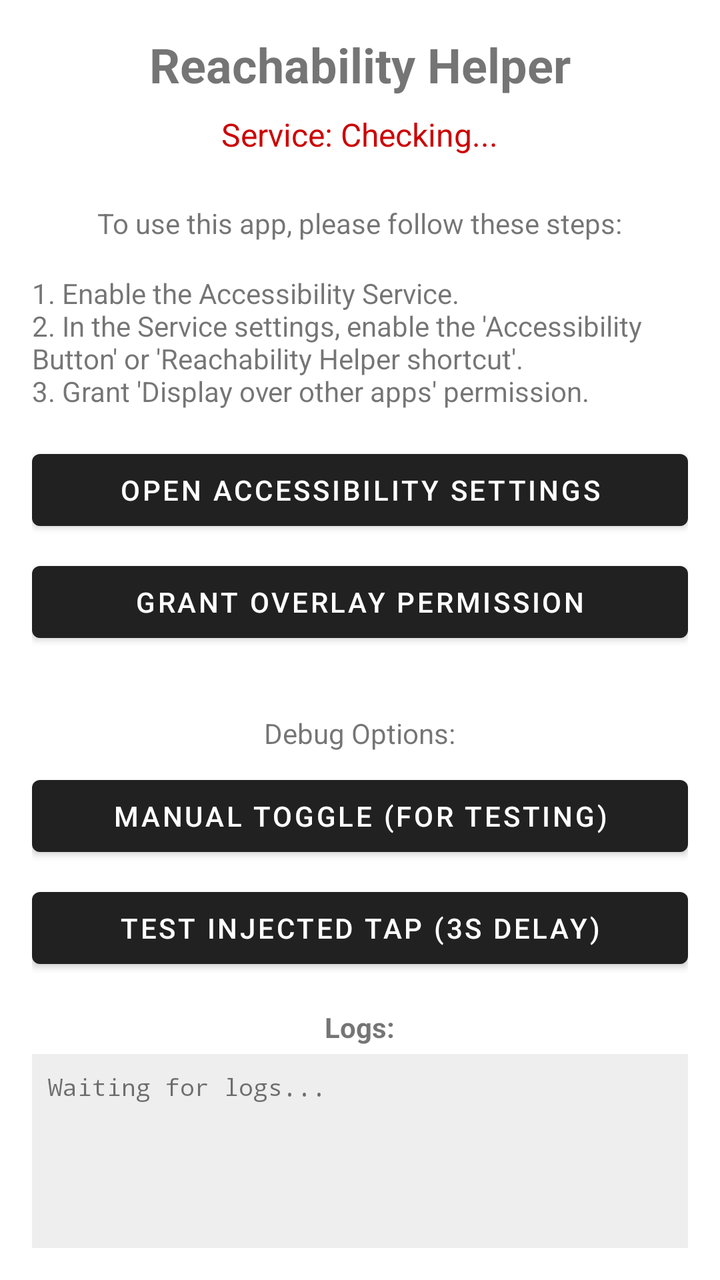
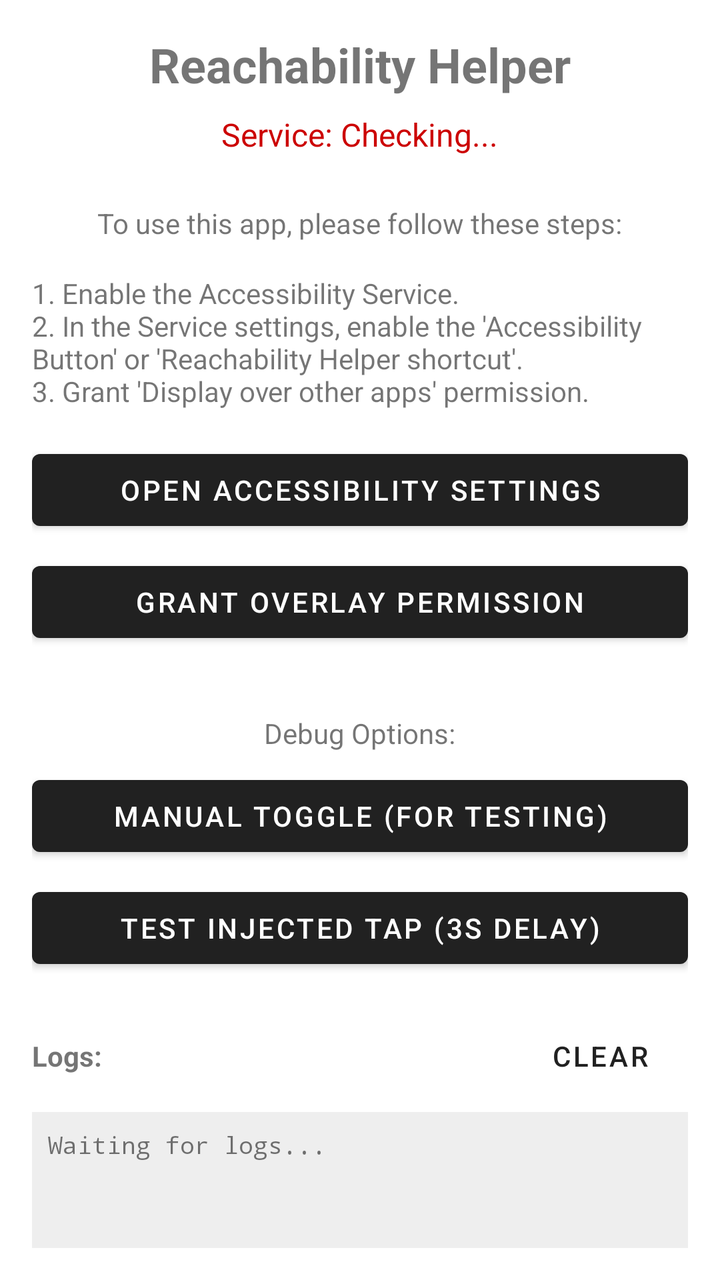

Before-and-after screenshots of an Android layout around one commit, followed by the original layout XML and the change that was made.
<!-- AndroidManifest.xml: application theme Theme.ReachabilityHelper -->
<!-- res/layout/activity_main.xml -->
<?xml version="1.0" encoding="utf-8"?>
<LinearLayout xmlns:android="http://schemas.android.com/apk/res/android"
    android:layout_width="match_parent"
    android:layout_height="match_parent"
    android:orientation="vertical"
    android:padding="16dp"
    android:gravity="center">

    <TextView
        android:layout_width="wrap_content"
        android:layout_height="wrap_content"
        android:text="Reachability Helper"
        android:textSize="24sp"
        android:textStyle="bold"
        android:layout_marginBottom="8dp"/>

    <TextView
        android:id="@+id/tv_service_status"
        android:layout_width="wrap_content"
        android:layout_height="wrap_content"
        android:text="Service: Checking..."
        android:textSize="16sp"
        android:layout_marginBottom="24dp"
        android:textColor="@android:color/holo_red_dark"/>

    <TextView
        android:layout_width="wrap_content"
        android:layout_height="wrap_content"
        android:text="To use this app, please follow these steps:"
        android:layout_marginBottom="16dp"
        android:textAlignment="center"/>

    <TextView
        android:layout_width="wrap_content"
        android:layout_height="wrap_content"
        android:text="1. Enable the Accessibility Service.\n2. In the Service settings, enable the 'Accessibility Button' or 'Reachability Helper shortcut'.\n3. Grant 'Display over other apps' permission."
        android:layout_marginBottom="16dp"
        android:textAlignment="viewStart"/>

    <Button
        android:id="@+id/btn_accessibility_settings"
        android:layout_width="match_parent"
        android:layout_height="wrap_content"
        android:text="Open Accessibility Settings"
        android:layout_marginBottom="8dp"/>

    <Button
        android:id="@+id/btn_overlay_settings"
        android:layout_width="match_parent"
        android:layout_height="wrap_content"
        android:text="Grant Overlay Permission"
        android:layout_marginBottom="32dp"/>

    <TextView
        android:layout_width="wrap_content"
        android:layout_height="wrap_content"
        android:text="Debug Options:"
        android:layout_marginBottom="8dp"/>

    <Button
        android:id="@+id/btn_toggle_service"
        android:layout_width="match_parent"
        android:layout_height="wrap_content"
        android:text="Manual Toggle (for testing)"
        android:layout_marginBottom="8dp"/>

    <Button
        android:id="@+id/btn_test_tap"
        android:layout_width="match_parent"
        android:layout_height="wrap_content"
        android:text="Test Injected Tap (3s delay)"
        android:layout_marginBottom="16dp"/>

    <TextView
        android:layout_width="wrap_content"
        android:layout_height="wrap_content"
        android:text="Logs:"
        android:textStyle="bold"
        android:layout_marginBottom="4dp"/>

    <ScrollView
        android:layout_width="match_parent"
        android:layout_height="0dp"
        android:layout_weight="1"
        android:background="#EEEEEE"
        android:padding="8dp">
        <TextView
            android:id="@+id/tv_logs"
            android:layout_width="match_parent"
            android:layout_height="wrap_content"
            android:fontFamily="monospace"
            android:textSize="12sp"
            android:textIsSelectable="true"
            android:text="Waiting for logs..."/>
    </ScrollView>

</LinearLayout>
<!-- resources referenced by this layout -->
<resources>
  <style name="Theme.ReachabilityHelper" parent="Theme.MaterialComponents.DayNight.DarkActionBar" />
</resources>

<!-- the commit's change to res/layout/activity_main.xml (unified diff, before → after) -->
@@ -71,12 +71,25 @@
         android:text="Test Injected Tap (3s delay)"
         android:layout_marginBottom="16dp"/>
 
-    <TextView
-        android:layout_width="wrap_content"
+    <LinearLayout
+        android:layout_width="match_parent"
         android:layout_height="wrap_content"
-        android:text="Logs:"
-        android:textStyle="bold"
-        android:layout_marginBottom="4dp"/>
+        android:orientation="horizontal"
+        android:gravity="center_vertical"
+        android:layout_marginBottom="4dp">
+        <TextView
+            android:layout_width="0dp"
+            android:layout_height="wrap_content"
+            android:layout_weight="1"
+            android:text="Logs:"
+            android:textStyle="bold"/>
+        <Button
+            android:id="@+id/btn_clear_logs"
+            android:layout_width="wrap_content"
+            android:layout_height="wrap_content"
+            android:text="Clear"
+            style="@style/Widget.MaterialComponents.Button.TextButton"/>
+    </LinearLayout>
 
     <ScrollView
         android:layout_width="match_parent"
